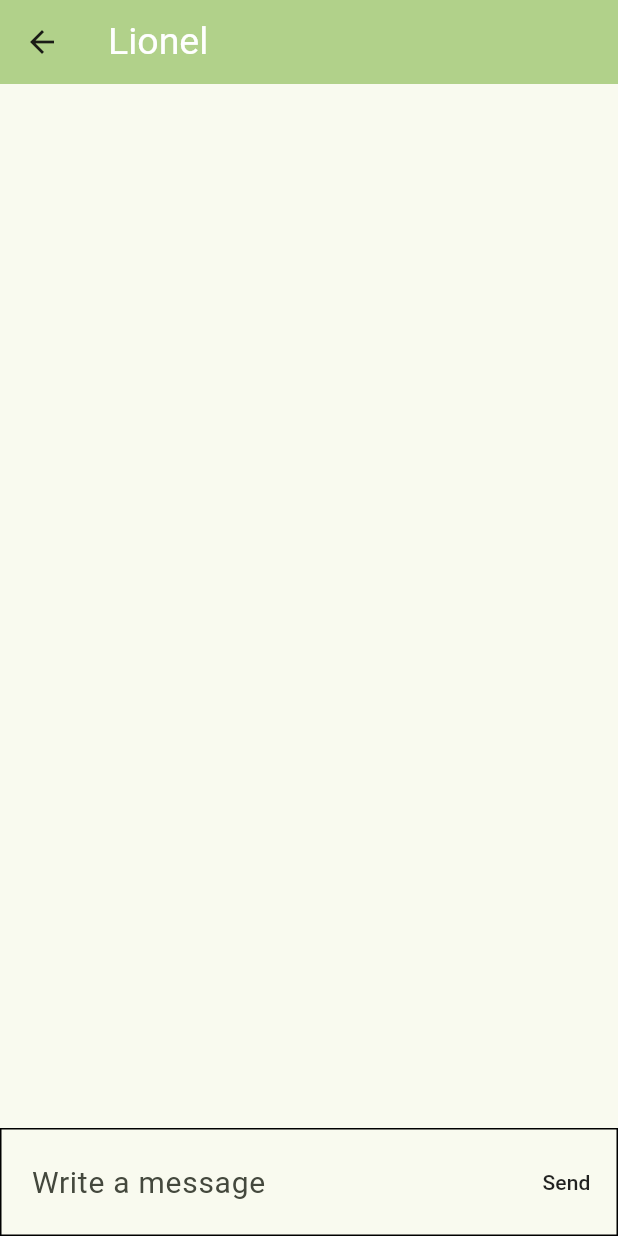
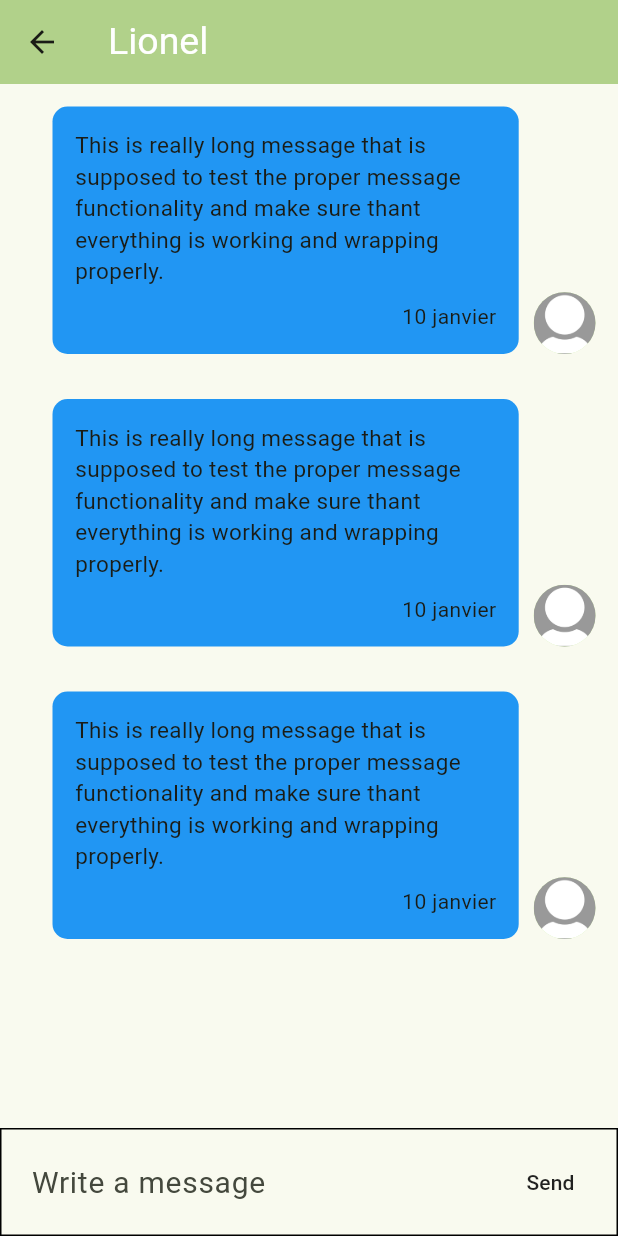
Before and after one commit to Sherli7/allobailleur-repo, a Flutter app: the ConversationPage screen opened by its route, on a phone screen of 412 x 824 dp. Run offline on Flutter 3.47's test engine with Material 3 defaults, Android fonts, the phone set to English and light mode, and no system bars; our stand-ins replace auto_size_text, flutter_rating_bar, google_maps_flutter, permission_handler.

Commit message:
Message List Tile

```diff
--- a/lib/Screens/conversationPage.dart
+++ b/lib/Screens/conversationPage.dart
@@ -1,4 +1,5 @@
 import 'package:flutter/material.dart';
+import 'package:rent_house/Views/ListWidgets.dart';
 import 'package:rent_house/Views/TextWidgets.dart';
 
 class ConversationPage extends StatefulWidget {
@@ -22,43 +23,40 @@ class ConversationPageState extends State<ConversationPage> {
       ),
       body: Column(
         children: <Widget>[
-          //ListView.builder(itemBuilder: itemBuilder)
-          Expanded(child: Container(),),
-
+          Expanded(
+            child: ListView.builder(
+              itemCount: 3,
+              itemBuilder: (context, index) {
+                return MessageListTile();
+              },
+            ),
+          ),
           Container(
             decoration: BoxDecoration(
-             border: Border.all(
-               color: Colors.black,
-             )
+              border: Border.all(color: Colors.black),
             ),
             child: Row(
               mainAxisSize: MainAxisSize.max,
               children: <Widget>[
-               Container(
-                 width: MediaQuery.of(context).size.width*5/6,
+                Expanded(
                   child: TextField(
                     decoration: InputDecoration(
                       hintText: 'Write a message',
                       contentPadding: EdgeInsets.all(20.0),
-                     border: InputBorder.none
+                      border: InputBorder.none,
                     ),
                     minLines: 1,
                     maxLines: 5,
-                   style: TextStyle(
-                     fontSize: 20.0
+                    style: TextStyle(fontSize: 20.0),
                   ),
                 ),
+                MaterialButton(
+                  onPressed: (){},
+                  child: Text('Send'),
                 ),
-               Expanded(
-                 child: MaterialButton(onPressed: (){},
-                 child: Text(
-                   'Send',
+              ],
             ),
           ),
-               )
-             ],
-           ),
-         )
         ],
       ),
     );
--- a/lib/Views/ListWidgets.dart
+++ b/lib/Views/ListWidgets.dart
@@ -84,7 +84,7 @@ class ConversationListTileState extends State<ConversationListTilePage>{
        },
        child: CircleAvatar(
          backgroundImage: AssetImage('assets/images/defaultAvatar.jpg'),
-         radius: MediaQuery.of(context).size.width/13.0,
+         radius: MediaQuery.of(context).size.width/14.0,
        ),
      ),
      title: Text(
@@ -111,3 +111,115 @@ class ConversationListTileState extends State<ConversationListTilePage>{
   }
 
 }
+
+
+class MessageListTile extends StatelessWidget{
+  MessageListTile({super.key});
+  @override
+  Widget build(BuildContext context) {
+/*   return Padding(
+      padding: const EdgeInsets.fromLTRB(15,15,35,15),
+      child: Row(
+        mainAxisAlignment: MainAxisAlignment.start,
+        crossAxisAlignment: CrossAxisAlignment.end,
+        children: <Widget>[
+          GestureDetector(
+            onTap: (){
+              Navigator.pushNamed(context,
+                ViewProfilePage.routeName
+              );
+            },
+            child: CircleAvatar(
+              backgroundImage: AssetImage('assets/images/defaultAvatar.jpg'),
+              radius: MediaQuery.of(context).size.width/20,
+            ),
+          ),
+          Flexible(
+            child: Padding(
+              padding: const EdgeInsets.only(left: 15),
+              child: Container(
+                padding: const EdgeInsets.all(15.0),
+                decoration: BoxDecoration(
+                  color: Colors.yellow,
+                  borderRadius: BorderRadius.circular(10),
+                ),
+                child: Column(
+                  mainAxisSize: MainAxisSize.max,
+                  crossAxisAlignment: CrossAxisAlignment.start,
+                  children: <Widget>[
+                    Padding(
+                      padding: const EdgeInsets.only(bottom: 10.0),
+                      child: Text(
+                          'This is really long message that is supposed to test the proper message functionality and make sure thant everything is working and wrapping properly.',
+                          style: TextStyle(
+                            fontSize: 15.0,
+                          ),
+                          textWidthBasis: TextWidthBasis.parent,
+                      ),
+                    ),
+                    Align(
+                      alignment: Alignment.bottomRight,
+                      child: Text('10 janvier')),
+                  ],
+                ),
+              ),
+            ),
+          ),
+        ],
+      ),
+    );*/
+
+    return Padding(
+      padding: const EdgeInsets.fromLTRB(35,15,15,15),
+      child: Row(
+        mainAxisAlignment: MainAxisAlignment.start,
+        crossAxisAlignment: CrossAxisAlignment.end,
+        children: <Widget>[
+          Flexible(
+            child: Padding(
+              padding: const EdgeInsets.only(right: 10),
+              child: Container(
+                padding: const EdgeInsets.all(15.0),
+                decoration: BoxDecoration(
+                  color: Colors.blue,
+                  borderRadius: BorderRadius.circular(10),
+                ),
+                child: Column(
+                  mainAxisSize: MainAxisSize.max,
+                  crossAxisAlignment: CrossAxisAlignment.start,
+                  children: <Widget>[
+                    Padding(
+                      padding: const EdgeInsets.only(bottom: 10.0),
+                      child: Text(
+                        'This is really long message that is supposed to test the proper message functionality and make sure thant everything is working and wrapping properly.',
+                        style: TextStyle(
+                          fontSize: 15.0,
+                        ),
+                        textWidthBasis: TextWidthBasis.parent,
+                      ),
+                    ),
+                    Align(
+                        alignment: Alignment.bottomRight,
+                        child: Text('10 janvier')),
+                  ],
+                ),
+              ),
+            ),
+          ),
+          GestureDetector(
+            onTap: (){
+              Navigator.pushNamed(context,
+                  ViewProfilePage.routeName
+              );
+            },
+            child: CircleAvatar(
+              backgroundImage: AssetImage('assets/images/defaultAvatar.jpg'),
+              radius: MediaQuery.of(context).size.width/20,
+            ),
+          ),
+        ],
+      ),
+    );
+  }
+
+}
```
Lines whose indentation alone changed are shown as unchanged.
